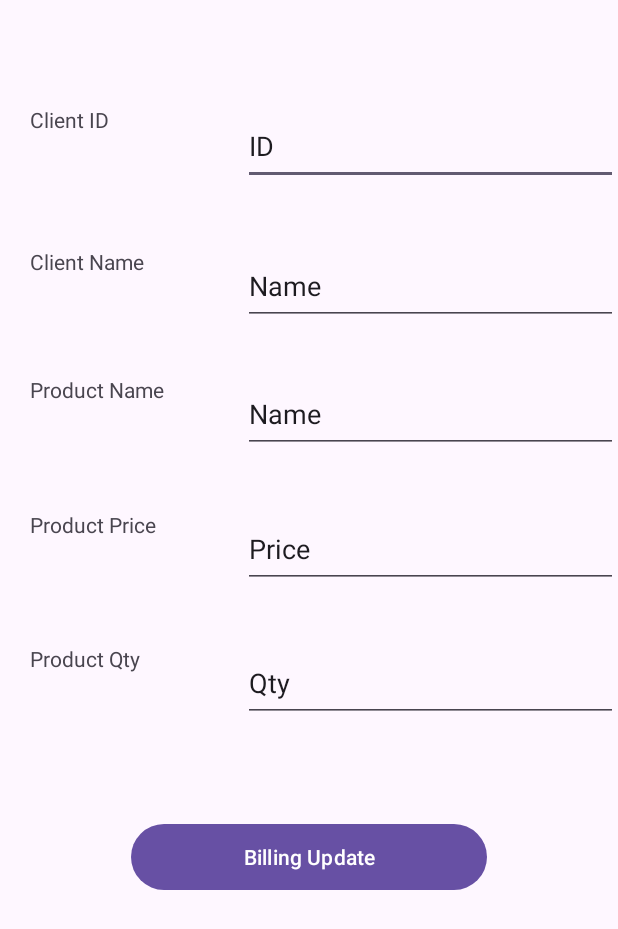
After one commit to Karishma0407/VC-Mobile-Application, an Android app: the layout activity_billing.xml on its own in the app's theme, with its tools: preview values and no code run, on a phone screen of 412 x 824 dp. The commit adds this screen. Shown: the top 929 px of the screen. Run offline under Robolectric (Android 15) with nearby library versions, the phone set to English and light mode, and no system bars.

Commit message:
Billing Activity Landscap Layout

```diff
--- a/Lab3/BillingProject/app/src/main/java/com/example/billingproject/MainActivity.java
+++ b/Lab3/BillingProject/app/src/main/java/com/example/billingproject/MainActivity.java
@@ -167,7 +167,7 @@ public class MainActivity extends AppCompatActivity {
                     }else
                     {
                         Billing billingUpdateInfo = BillingActivity.sendMessageBillingUpdateResult(result.getData());
-                        clientIdEdit_view.setText(billingUpdateInfo.getClient_id());
+                        clientIdEdit_view.setText(String.valueOf(billingUpdateInfo.getClient_id()));
                         clientNameEdit_view.setText(billingUpdateInfo.getClient_name());
                         productNameEdit_view.setText(billingUpdateInfo.getProduct_name());
                         productPriceEdit_view.setText(String.valueOf(billingUpdateInfo.getPrd_price()));
--- /dev/null
+++ b/Lab3/BillingProject/app/src/main/res/layout-land/activity_billing.xml
@@ -0,0 +1,162 @@
+<?xml version="1.0" encoding="utf-8"?>
+<androidx.constraintlayout.widget.ConstraintLayout xmlns:android="http://schemas.android.com/apk/res/android"
+    xmlns:app="http://schemas.android.com/apk/res-auto"
+    xmlns:tools="http://schemas.android.com/tools"
+    android:layout_width="match_parent"
+    android:layout_height="match_parent"
+    tools:context=".BillingActivity">
+
+<!--    Client ID-->
+
+    <TextView
+        android:id="@+id/client_id_label_billingA"
+        android:layout_width="142dp"
+        android:layout_height="52dp"
+        android:text="@string/client_id_label_billingA"
+        app:layout_constraintBottom_toBottomOf="parent"
+        app:layout_constraintEnd_toStartOf="@+id/client_id_edit_view_billingA"
+        app:layout_constraintHorizontal_bias="0.994"
+        app:layout_constraintStart_toStartOf="parent"
+        app:layout_constraintTop_toTopOf="parent"
+        app:layout_constraintVertical_bias="0.139" />
+
+    <TextView
+        android:id="@+id/product_price_label_billingA"
+        android:layout_width="142dp"
+        android:layout_height="52dp"
+        android:text="@string/product_price_label_billingA"
+        app:layout_constraintBottom_toBottomOf="parent"
+        app:layout_constraintEnd_toStartOf="@+id/client_id_edit_view_billingA"
+        app:layout_constraintHorizontal_bias="0.994"
+        app:layout_constraintStart_toStartOf="parent"
+        app:layout_constraintTop_toTopOf="parent"
+        app:layout_constraintVertical_bias="0.487" />
+
+    <TextView
+        android:id="@+id/client_name_label_billingA"
+        android:layout_width="142dp"
+        android:layout_height="52dp"
+        android:text="@string/client_name_label_billingA"
+        app:layout_constraintBottom_toBottomOf="parent"
+        app:layout_constraintEnd_toStartOf="@+id/client_id_edit_view_billingA"
+        app:layout_constraintHorizontal_bias="0.994"
+        app:layout_constraintStart_toStartOf="parent"
+        app:layout_constraintTop_toTopOf="parent"
+        app:layout_constraintVertical_bias="0.261" />
+
+    <EditText
+        android:id="@+id/product_name_edit_view_billingA"
+        android:layout_width="250dp"
+        android:layout_height="52dp"
+        android:ems="10"
+        android:inputType="text"
+        android:text="@string/product_name_edit_view_billingA"
+        app:layout_constraintBottom_toBottomOf="parent"
+        app:layout_constraintEnd_toEndOf="parent"
+        app:layout_constraintHorizontal_bias="0.648"
+        app:layout_constraintStart_toStartOf="parent"
+        app:layout_constraintTop_toTopOf="parent"
+        app:layout_constraintVertical_bias="0.373" />
+
+    <TextView
+        android:id="@+id/product_name_label_billingA"
+        android:layout_width="142dp"
+        android:layout_height="52dp"
+        android:text="@string/product_name_label_billingA"
+        app:layout_constraintBottom_toBottomOf="parent"
+        app:layout_constraintEnd_toStartOf="@+id/client_id_edit_view_billingA"
+        app:layout_constraintHorizontal_bias="0.994"
+        app:layout_constraintStart_toStartOf="parent"
+        app:layout_constraintTop_toTopOf="parent"
+        app:layout_constraintVertical_bias="0.373" />
+
+    <EditText
+        android:id="@+id/product_price_edit_view_billingA"
+        android:layout_width="250dp"
+        android:layout_height="52dp"
+        android:ems="10"
+        android:inputType="text"
+        android:text="@string/product_price_edit_view_billingA"
+        app:layout_constraintBottom_toBottomOf="parent"
+        app:layout_constraintEnd_toEndOf="parent"
+        app:layout_constraintHorizontal_bias="0.648"
+        app:layout_constraintStart_toStartOf="parent"
+        app:layout_constraintTop_toTopOf="parent"
+        app:layout_constraintVertical_bias="0.487" />
+
+    <EditText
+        android:id="@+id/client_name_edit_view_billingA"
+        android:layout_width="250dp"
+        android:layout_height="52dp"
+        android:ems="10"
+        android:inputType="text"
+        android:text="@string/client_name_edit_view_billingA"
+        app:layout_constraintBottom_toBottomOf="parent"
+        app:layout_constraintEnd_toEndOf="parent"
+        app:layout_constraintHorizontal_bias="0.648"
+        app:layout_constraintStart_toStartOf="parent"
+        app:layout_constraintTop_toTopOf="parent"
+        app:layout_constraintVertical_bias="0.261" />
+
+    <EditText
+        android:id="@+id/product_qty_edit_view_billingA"
+        android:layout_width="250dp"
+        android:layout_height="52dp"
+        android:ems="10"
+        android:inputType="text"
+        android:text="@string/product_qty_edit_view_billingA"
+        app:layout_constraintBottom_toBottomOf="parent"
+        app:layout_constraintEnd_toEndOf="parent"
+        app:layout_constraintHorizontal_bias="0.648"
+        app:layout_constraintStart_toStartOf="parent"
+        app:layout_constraintTop_toTopOf="parent"
+        app:layout_constraintVertical_bias="0.604" />
+
+    <TextView
+        android:id="@+id/product_qty_label_billingA"
+        android:layout_width="142dp"
+        android:layout_height="52dp"
+        android:text="@string/product_qty_label_billingA"
+        app:layout_constraintBottom_toBottomOf="parent"
+        app:layout_constraintEnd_toStartOf="@+id/client_id_edit_view_billingA"
+        app:layout_constraintHorizontal_bias="0.994"
+        app:layout_constraintStart_toStartOf="parent"
+        app:layout_constraintTop_toTopOf="parent"
+        app:layout_constraintVertical_bias="0.604" />
+
+    <EditText
+        android:id="@+id/client_id_edit_view_billingA"
+        android:layout_width="250dp"
+        android:layout_height="52dp"
+        android:ems="10"
+        android:inputType="text"
+        android:text="@string/client_id_edit_view_billingA"
+        app:layout_constraintBottom_toBottomOf="parent"
+        app:layout_constraintEnd_toEndOf="parent"
+        app:layout_constraintHorizontal_bias="0.648"
+        app:layout_constraintStart_toStartOf="parent"
+        app:layout_constraintTop_toTopOf="parent"
+        app:layout_constraintVertical_bias="0.139" />
+
+    <!--    Client Name-->
+
+    <!--    Product Name-->
+
+    <!--    Product Price-->
+
+    <!--    Product Quantity-->
+
+    <Button
+        android:id="@+id/billing_update_button"
+        android:layout_width="237dp"
+        android:layout_height="52dp"
+        android:text="@string/billing_update_button"
+        app:layout_constraintBottom_toBottomOf="parent"
+        app:layout_constraintEnd_toEndOf="@+id/product_qty_edit_view_billingA"
+        app:layout_constraintHorizontal_bias="0.435"
+        app:layout_constraintStart_toStartOf="@+id/product_qty_label_billingA"
+        app:layout_constraintTop_toBottomOf="@+id/product_qty_edit_view_billingA"
+        app:layout_constraintVertical_bias="0.22" />
+
+
+</androidx.constraintlayout.widget.ConstraintLayout>
```
